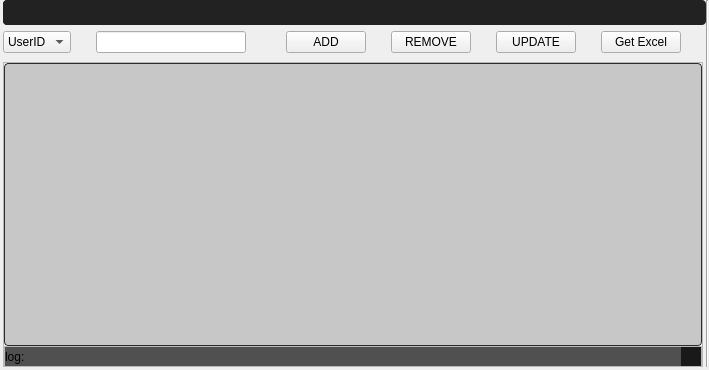
ArhamshareKrushil/ScanRisk, file Resources/UI/Limit.ui: the form before one commit.
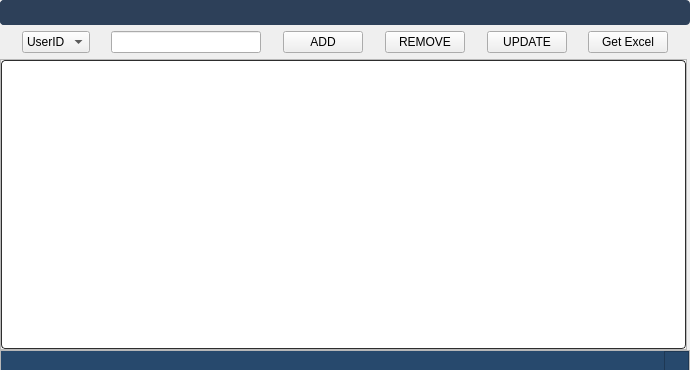
The form after the commit. Icons and pictures are not drawn.

```diff
--- a/Resources/UI/Limit.ui
+++ b/Resources/UI/Limit.ui
@@ -6,7 +6,7 @@
    <rect>
     <x>0</x>
     <y>0</y>
-    <width>709</width>
+    <width>690</width>
     <height>370</height>
    </rect>
   </property>
@@ -33,7 +33,7 @@
     <property name="spacing">
      <number>0</number>
     </property>
-    <item row="2" column="2">
+    <item row="2" column="1">
      <widget class="QFrame" name="mainFrame">
       <property name="sizePolicy">
        <sizepolicy hsizetype="Expanding" vsizetype="Expanding">
@@ -145,7 +145,7 @@
 QListView,
 QTableView,
 QColumnView {
-  background-color: #c7c7c7;
+  background-color: #FFFFFF;
   border: 1px solid #2d2d2d;
   color: #000000;
   gridline-color: #2d2d2d;
@@ -156,7 +156,7 @@
 QListView:disabled,
 QTableView:disabled,
 QColumnView:disabled {
-  background-color: #c7c7c7;
+  background-color: #FFFFFF;
   color: #000000;
 }
 
@@ -164,7 +164,7 @@
 QListView:selected,
 QTableView:selected,
 QColumnView:selected {
-  background-color: #c7c7c7;
+  background-color: #FFFFFF;
   color: #000000;
 }
 
@@ -229,99 +229,37 @@
          </attribute>
         </widget>
        </item>
-       <item row="1" column="0">
-        <widget class="QFrame" name="StatusBar">
-         <property name="minimumSize">
-          <size>
-           <width>0</width>
-           <height>20</height>
-          </size>
-         </property>
-         <property name="maximumSize">
-          <size>
-           <width>16777215</width>
-           <height>20</height>
-          </size>
-         </property>
-         <property name="frameShape">
-          <enum>QFrame::StyledPanel</enum>
-         </property>
-         <property name="frameShadow">
-          <enum>QFrame::Raised</enum>
-         </property>
-         <layout class="QGridLayout" name="gridLayout_7">
-          <property name="leftMargin">
-           <number>0</number>
-          </property>
-          <property name="topMargin">
-           <number>0</number>
-          </property>
-          <property name="rightMargin">
-           <number>0</number>
-          </property>
-          <property name="bottomMargin">
-           <number>0</number>
-          </property>
-          <property name="spacing">
-           <number>0</number>
-          </property>
-          <item row="0" column="0">
-           <widget class="QLabel" name="label">
-            <property name="minimumSize">
-             <size>
-              <width>0</width>
-              <height>20</height>
-             </size>
-            </property>
-            <property name="styleSheet">
-             <string notr="true">background-color: rgb(80, 80, 80);
-  border-radius: 0
-px;</string>
-            </property>
-            <property name="text">
-             <string>log:</string>
-            </property>
-            <property name="wordWrap">
-             <bool>true</bool>
-            </property>
-           </widget>
-          </item>
-          <item row="0" column="1">
-           <widget class="QFrame" name="gripFolio">
-            <property name="minimumSize">
-             <size>
-              <width>0</width>
-              <height>20</height>
-             </size>
-            </property>
-            <property name="maximumSize">
-             <size>
-              <width>20</width>
-              <height>20</height>
-             </size>
-            </property>
-            <property name="styleSheet">
-             <string notr="true">background-color: rgb(25,25,25);
-  border-radius: 0px;</string>
-            </property>
-            <property name="frameShape">
-             <enum>QFrame::StyledPanel</enum>
-            </property>
-            <property name="frameShadow">
-             <enum>QFrame::Raised</enum>
-            </property>
-            <property name="lineWidth">
-             <number>0</number>
-            </property>
-           </widget>
-          </item>
-         </layout>
-        </widget>
-       </item>
       </layout>
      </widget>
     </item>
-    <item row="0" column="1" colspan="3">
+    <item row="3" column="0">
+     <widget class="Line" name="line_18">
+      <property name="orientation">
+       <enum>Qt::Horizontal</enum>
+      </property>
+     </widget>
+    </item>
+    <item row="2" column="2">
+     <widget class="Line" name="line_3">
+      <property name="styleSheet">
+       <string notr="true">background-color: transparent;</string>
+      </property>
+      <property name="orientation">
+       <enum>Qt::Vertical</enum>
+      </property>
+     </widget>
+    </item>
+    <item row="1" column="1">
+     <widget class="Line" name="line_2">
+      <property name="styleSheet">
+       <string notr="true">background-color: transparent;</string>
+      </property>
+      <property name="orientation">
+       <enum>Qt::Horizontal</enum>
+      </property>
+     </widget>
+    </item>
+    <item row="0" column="0" rowspan="2" colspan="3">
      <widget class="QWidget" name="indexBar" native="true">
       <property name="sizePolicy">
        <sizepolicy hsizetype="Preferred" vsizetype="Minimum">
@@ -336,149 +274,7 @@
        </size>
       </property>
       <property name="styleSheet">
-       <string notr="true">QTreeView:branch:selected, QTreeView:branch:hover {
-  background: url(&quot;:/qss_icons/rc/transparent.png&quot;);
-}
-
-QTreeView:branch:has-siblings:!adjoins-item {
-  border-image: url(&quot;:/qss_icons/rc/branch_line.png&quot;) 0;
-}
-
-QTreeView:branch:has-siblings:adjoins-item {
-  border-image: url(&quot;:/qss_icons/rc/branch_more.png&quot;) 0;
-}
-
-QTreeView:branch:!has-children:!has-siblings:adjoins-item {
-  border-image: url(&quot;:/qss_icons/rc/branch_end.png&quot;) 0;
-}
-
-QTreeView:branch:has-children:!has-siblings:closed, QTreeView:branch:closed:has-children:has-siblings {
-  border-image: none;
-  image: url(&quot;:/qss_icons/rc/branch_closed.png&quot;);
-}
-
-QTreeView:branch:open:has-children:!has-siblings, QTreeView:branch:open:has-children:has-siblings {
-  border-image: none;
-  image: url(&quot;:/qss_icons/rc/branch_open.png&quot;);
-}
-
-QTreeView:branch:has-children:!has-siblings:closed:hover, QTreeView:branch:closed:has-children:has-siblings:hover {
-  image: url(&quot;:/qss_icons/rc/branch_closed_focus.png&quot;);
-}
-
-QTreeView:branch:open:has-children:!has-siblings:hover, QTreeView:branch:open:has-children:has-siblings:hover {
-  image: url(&quot;:/qss_icons/rc/branch_open_focus.png&quot;);
-}
-
-QTreeView::indicator:checked,
-QListView::indicator:checked {
-  image: url(&quot;:/qss_icons/rc/checkbox_checked.png&quot;);
-}
-
-QTreeView::indicator:checked:hover, QTreeView::indicator:checked:focus, QTreeView::indicator:checked:pressed,
-QListView::indicator:checked:hover,
-QListView::indicator:checked:focus,
-QListView::indicator:checked:pressed {
-  image: url(&quot;:/qss_icons/rc/checkbox_checked_focus.png&quot;);
-}
-
-QTreeView::indicator:unchecked,
-QListView::indicator:unchecked {
-  image: url(&quot;:/qss_icons/rc/checkbox_unchecked.png&quot;);
-}
-
-QTreeView::indicator:unchecked:hover, QTreeView::indicator:unchecked:focus, QTreeView::indicator:unchecked:pressed,
-QListView::indicator:unchecked:hover,
-QListView::indicator:unchecked:focus,
-QListView::indicator:unchecked:pressed {
-  image: url(&quot;:/qss_icons/rc/checkbox_unchecked_focus.png&quot;);
-}
-
-QTreeView::indicator:indeterminate,
-QListView::indicator:indeterminate {
-  image: url(&quot;:/qss_icons/rc/checkbox_indeterminate.png&quot;);
-}
-
-QTreeView::indicator:indeterminate:hover, QTreeView::indicator:indeterminate:focus, QTreeView::indicator:indeterminate:pressed,
-QListView::indicator:indeterminate:hover,
-QListView::indicator:indeterminate:focus,
-QListView::indicator:indeterminate:pressed {
-  image: url(&quot;:/qss_icons/rc/checkbox_indeterminate_focus.png&quot;);
-}
-
-QTreeView,
-QListView,
-QTableView,
-QColumnView {
-  background-color: #ffffff;
-  border: 1px solid #2d2d2d;
-  color: #F0F0F0;
-  gridline-color: #2d2d2d;
-  border-radius: 4px;
-}
-
-QTreeView:disabled,
-QListView:disabled,
-QTableView:disabled,
-QColumnView:disabled {
-  background-color: #1e1e1e;
-  color: #787878;
-}
-
-QTreeView:selected,
-QListView:selected,
-QTableView:selected,
-QColumnView:selected {
-  background-color: #ffffff;
-  color: #2d2d2d;
-}
-
-QTreeView:hover,
-QListView:hover,
-QTableView:hover,
-QColumnView:hover {
-  background-color: #ffffff;
-  border: 1px solid #148CD2;
-}
-
-QTreeView::item:pressed,
-QListView::item:pressed,
-QTableView::item:pressed,
-QColumnView::item:pressed {
-  background-color: #ffffff;
-}
-
-QTreeView::item:selected:hover,
-QListView::item:selected:hover,
-QTableView::item:selected:hover,
-QColumnView::item:selected:hover {
-  background: #ffffff;
-  color: #282828;
-}
-
-QTreeView::item:selected:active,
-QListView::item:selected:active,
-QTableView::item:selected:active,
-QColumnView::item:selected:active {
-background-color: palette(highlight);
- color: palette(highlightedText);
-}
-
-QTreeView::item:!selected:hover,
-QListView::item:!selected:hover,
-QTableView::item:!selected:hover,
-QColumnView::item:!selected:hover {
-  outline: 0;
-  color: #148CD2;
-  background-color: #2d2d2d;
-}
-
-QTableCornerButton::section {
-  background-color: #282828;
-  border: 1px transparent #2d2d2d;
-  border-radius: 0px;
-}
-</string>
+       <string notr="true"/>
       </property>
       <layout class="QGridLayout" name="gridLayout_2">
        <property name="leftMargin">
@@ -499,7 +295,201 @@
        <property name="verticalSpacing">
         <number>6</number>
        </property>
-       <item row="0" column="0" colspan="12">
+       <item row="1" column="6">
+        <widget class="Line" name="line_7">
+         <property name="minimumSize">
+          <size>
+           <width>10</width>
+           <height>0</height>
+          </size>
+         </property>
+         <property name="maximumSize">
+          <size>
+           <width>25</width>
+           <height>16777215</height>
+          </size>
+         </property>
+         <property name="styleSheet">
+          <string notr="true">background-color: transparent;</string>
+         </property>
+         <property name="orientation">
+          <enum>Qt::Horizontal</enum>
+         </property>
+        </widget>
+       </item>
+       <item row="1" column="0">
+        <widget class="Line" name="line_12">
+         <property name="minimumSize">
+          <size>
+           <width>10</width>
+           <height>0</height>
+          </size>
+         </property>
+         <property name="maximumSize">
+          <size>
+           <width>25</width>
+           <height>16777215</height>
+          </size>
+         </property>
+         <property name="styleSheet">
+          <string notr="true">background-color: transparent;</string>
+         </property>
+         <property name="orientation">
+          <enum>Qt::Horizontal</enum>
+         </property>
+        </widget>
+       </item>
+       <item row="1" column="12">
+        <widget class="Line" name="line_9">
+         <property name="minimumSize">
+          <size>
+           <width>10</width>
+           <height>0</height>
+          </size>
+         </property>
+         <property name="maximumSize">
+          <size>
+           <width>25</width>
+           <height>16777215</height>
+          </size>
+         </property>
+         <property name="styleSheet">
+          <string notr="true">background-color: transparent;</string>
+         </property>
+         <property name="orientation">
+          <enum>Qt::Horizontal</enum>
+         </property>
+        </widget>
+       </item>
+       <item row="1" column="9">
+        <widget class="QPushButton" name="pbUpdate">
+         <property name="text">
+          <string>UPDATE</string>
+         </property>
+        </widget>
+       </item>
+       <item row="1" column="7">
+        <widget class="QPushButton" name="pbRemove">
+         <property name="text">
+          <string>REMOVE</string>
+         </property>
+        </widget>
+       </item>
+       <item row="1" column="1">
+        <widget class="QComboBox" name="cbHeads">
+         <item>
+          <property name="text">
+           <string>UserID</string>
+          </property>
+         </item>
+         <item>
+          <property name="text">
+           <string>Limit</string>
+          </property>
+         </item>
+        </widget>
+       </item>
+       <item row="1" column="11">
+        <widget class="QPushButton" name="pbGetExcel">
+         <property name="maximumSize">
+          <size>
+           <width>200</width>
+           <height>16777215</height>
+          </size>
+         </property>
+         <property name="text">
+          <string>Get Excel</string>
+         </property>
+        </widget>
+       </item>
+       <item row="1" column="8">
+        <widget class="Line" name="line_11">
+         <property name="minimumSize">
+          <size>
+           <width>10</width>
+           <height>0</height>
+          </size>
+         </property>
+         <property name="maximumSize">
+          <size>
+           <width>25</width>
+           <height>16777215</height>
+          </size>
+         </property>
+         <property name="styleSheet">
+          <string notr="true">background-color: transparent;</string>
+         </property>
+         <property name="orientation">
+          <enum>Qt::Horizontal</enum>
+         </property>
+        </widget>
+       </item>
+       <item row="1" column="10">
+        <widget class="Line" name="line_13">
+         <property name="minimumSize">
+          <size>
+           <width>10</width>
+           <height>0</height>
+          </size>
+         </property>
+         <property name="maximumSize">
+          <size>
+           <width>25</width>
+           <height>16777215</height>
+          </size>
+         </property>
+         <property name="styleSheet">
+          <string notr="true">background-color:transparent</string>
+         </property>
+         <property name="orientation">
+          <enum>Qt::Horizontal</enum>
+         </property>
+        </widget>
+       </item>
+       <item row="1" column="3">
+        <widget class="QLineEdit" name="le_text">
+         <property name="maximumSize">
+          <size>
+           <width>150</width>
+           <height>16777215</height>
+          </size>
+         </property>
+        </widget>
+       </item>
+       <item row="1" column="2">
+        <widget class="Line" name="line_10">
+         <property name="minimumSize">
+          <size>
+           <width>10</width>
+           <height>0</height>
+          </size>
+         </property>
+         <property name="styleSheet">
+          <string notr="true">background-color:transparent</string>
+         </property>
+         <property name="orientation">
+          <enum>Qt::Horizontal</enum>
+         </property>
+        </widget>
+       </item>
+       <item row="1" column="5">
+        <widget class="QPushButton" name="pbAdd">
+         <property name="text">
+          <string>ADD</string>
+         </property>
+        </widget>
+       </item>
+       <item row="1" column="4">
+        <widget class="Line" name="line">
+         <property name="styleSheet">
+          <string notr="true">background-color: transparent;</string>
+         </property>
+         <property name="orientation">
+          <enum>Qt::Horizontal</enum>
+         </property>
+        </widget>
+       </item>
+       <item row="0" column="0" colspan="13">
         <widget class="QFrame" name="headerFrame">
          <property name="sizePolicy">
           <sizepolicy hsizetype="Expanding" vsizetype="Maximum">
@@ -514,9 +504,18 @@
           </size>
          </property>
          <property name="styleSheet">
-          <string notr="true">/* (dot) .QFrame  fix #141, #126, #123 */
+          <string notr="true">/* QFrame -----------------------------------------------------------------
+
+https://doc.qt.io/qt-5/stylesheet-examples.html#customizing-qframe
+https://doc.qt.io/qt-5/qframe.html#-prop
+https://doc.qt.io/qt-5/qframe.html#details
+https://stackoverflow.com/questions/14581498/qt-stylesheet-for-hline-vline-color
+
+--------------------------------------------------------------------------- */
+/* (dot) .QFrame  fix #141, #126, #123 */
 .QFrame {
-background-color: #222222;
+  background-color: #2D4059;
+
   border-radius: 4px;
   border: 0px solid transparent;
 
@@ -542,6 +541,7 @@
   background-color: #2d2d2d;
 }
 
+
 </string>
          </property>
          <property name="frameShape">
@@ -611,29 +611,19 @@
              <property name="bottomMargin">
               <number>0</number>
              </property>
-             <item alignment="Qt::AlignTop">
+             <item>
               <widget class="QPushButton" name="bt_min_3">
-               <property name="sizePolicy">
-                <sizepolicy hsizetype="Expanding" vsizetype="Expanding">
-                 <horstretch>0</horstretch>
-                 <verstretch>0</verstretch>
-                </sizepolicy>
-               </property>
                <property name="minimumSize">
                 <size>
-                 <width>35</width>
-                 <height>25</height>
-                </size>
-               </property>
-               <property name="maximumSize">
-                <size>
-                 <width>35</width>
+                 <width>25</width>
                  <height>25</height>
                 </size>
                </property>
                <property name="styleSheet">
                 <string notr="true">QPushButton {
   background-color: transparent;
+border-radius: 10px;
+
   border: 1px solid transparent;
 
 }
@@ -651,35 +641,25 @@
                </property>
                <property name="iconSize">
                 <size>
-                 <width>15</width>
-                 <height>15</height>
+                 <width>20</width>
+                 <height>20</height>
                 </size>
                </property>
               </widget>
              </item>
-             <item alignment="Qt::AlignRight|Qt::AlignTop">
+             <item>
               <widget class="QPushButton" name="bt_close_3">
-               <property name="sizePolicy">
-                <sizepolicy hsizetype="Maximum" vsizetype="Maximum">
-                 <horstretch>0</horstretch>
-                 <verstretch>0</verstretch>
-                </sizepolicy>
-               </property>
                <property name="minimumSize">
                 <size>
-                 <width>35</width>
-                 <height>25</height>
-                </size>
-               </property>
-               <property name="maximumSize">
-                <size>
-                 <width>35</width>
+                 <width>0</width>
                  <height>25</height>
                 </size>
                </property>
                <property name="styleSheet">
                 <string notr="true">QPushButton {
   background-color: transparent;
+border-radius: 10px;
+
   border: 1px solid transparent;
 
 }
@@ -697,8 +677,8 @@
                </property>
                <property name="iconSize">
                 <size>
-                 <width>15</width>
-                 <height>15</height>
+                 <width>20</width>
+                 <height>20</height>
                 </size>
                </property>
               </widget>
@@ -737,237 +717,105 @@
          </layout>
         </widget>
        </item>
-       <item row="1" column="0">
-        <widget class="QComboBox" name="cbHeads">
-         <item>
-          <property name="text">
-           <string>UserID</string>
-          </property>
-         </item>
-         <item>
-          <property name="text">
-           <string>Limit</string>
-          </property>
-         </item>
-        </widget>
-       </item>
-       <item row="1" column="1">
-        <widget class="Line" name="line_12">
+      </layout>
+     </widget>
+    </item>
+    <item row="3" column="1" colspan="2">
+     <widget class="QFrame" name="StatusBar">
+      <property name="minimumSize">
+       <size>
+        <width>0</width>
+        <height>20</height>
+       </size>
+      </property>
+      <property name="maximumSize">
+       <size>
+        <width>16777215</width>
+        <height>20</height>
+       </size>
+      </property>
+      <property name="frameShape">
+       <enum>QFrame::StyledPanel</enum>
+      </property>
+      <property name="frameShadow">
+       <enum>QFrame::Raised</enum>
+      </property>
+      <layout class="QGridLayout" name="gridLayout_7">
+       <property name="leftMargin">
+        <number>0</number>
+       </property>
+       <property name="topMargin">
+        <number>0</number>
+       </property>
+       <property name="rightMargin">
+        <number>0</number>
+       </property>
+       <property name="bottomMargin">
+        <number>0</number>
+       </property>
+       <property name="spacing">
+        <number>0</number>
+       </property>
+       <item row="0" column="0">
+        <widget class="QLabel" name="label">
          <property name="minimumSize">
           <size>
-           <width>10</width>
-           <height>0</height>
+           <width>0</width>
+           <height>20</height>
           </size>
          </property>
          <property name="maximumSize">
           <size>
-           <width>25</width>
-           <height>16777215</height>
+           <width>16777215</width>
+           <height>20</height>
           </size>
          </property>
          <property name="styleSheet">
-          <string notr="true">background-color: transparent;</string>
+          <string notr="true">background-color:#27496D;
+  border-radius: 0
+px;</string>
          </property>
-         <property name="orientation">
-          <enum>Qt::Horizontal</enum>
-         </property>
-        </widget>
-       </item>
-       <item row="1" column="2">
-        <widget class="QLineEdit" name="le_text">
-         <property name="maximumSize">
-          <size>
-           <width>150</width>
-           <height>16777215</height>
-          </size>
-         </property>
-        </widget>
-       </item>
-       <item row="1" column="3">
-        <widget class="Line" name="line_10">
-         <property name="minimumSize">
-          <size>
-           <width>10</width>
-           <height>0</height>
-          </size>
-         </property>
-         <property name="styleSheet">
-          <string notr="true">background-color:transparent</string>
-         </property>
-         <property name="orientation">
-          <enum>Qt::Horizontal</enum>
-         </property>
-        </widget>
-       </item>
-       <item row="1" column="4">
-        <widget class="QPushButton" name="pbAdd">
          <property name="text">
-          <string>ADD</string>
+          <string/>
          </property>
-        </widget>
-       </item>
-       <item row="1" column="5">
-        <widget class="Line" name="line_7">
-         <property name="minimumSize">
-          <size>
-           <width>10</width>
-           <height>0</height>
-          </size>
+         <property name="wordWrap">
+          <bool>true</bool>
          </property>
-         <property name="maximumSize">
-          <size>
-           <width>25</width>
-           <height>16777215</height>
-          </size>
-         </property>
-         <property name="styleSheet">
-          <string notr="true">background-color: transparent;</string>
-         </property>
-         <property name="orientation">
-          <enum>Qt::Horizontal</enum>
-         </property>
         </widget>
        </item>
-       <item row="1" column="6">
-        <widget class="QPushButton" name="pbRemove">
-         <property name="text">
-          <string>REMOVE</string>
-         </property>
-        </widget>
-       </item>
-       <item row="1" column="7">
-        <widget class="Line" name="line_11">
+       <item row="0" column="1">
+        <widget class="QFrame" name="gripFolio">
          <property name="minimumSize">
           <size>
-           <width>10</width>
-           <height>0</height>
+           <width>0</width>
+           <height>20</height>
           </size>
          </property>
          <property name="maximumSize">
           <size>
            <width>25</width>
-           <height>16777215</height>
+           <height>20</height>
           </size>
          </property>
          <property name="styleSheet">
-          <string notr="true">background-color: transparent;</string>
+          <string notr="true">background-color:#27496D;
+  border-radius: 0
+px;</string>
          </property>
-         <property name="orientation">
-          <enum>Qt::Horizontal</enum>
+         <property name="frameShape">
+          <enum>QFrame::StyledPanel</enum>
          </property>
-        </widget>
-       </item>
-       <item row="1" column="8">
-        <widget class="QPushButton" name="pbUpdate">
-         <property name="text">
-          <string>UPDATE</string>
+         <property name="frameShadow">
+          <enum>QFrame::Raised</enum>
          </property>
-        </widget>
-       </item>
-       <item row="1" column="9">
-        <widget class="Line" name="line_13">
-         <property name="minimumSize">
-          <size>
-           <width>10</width>
-           <height>0</height>
-          </size>
+         <property name="lineWidth">
+          <number>0</number>
          </property>
-         <property name="maximumSize">
-          <size>
-           <width>25</width>
-           <height>16777215</height>
-          </size>
-         </property>
-         <property name="styleSheet">
-          <string notr="true">background-color:transparent</string>
-         </property>
-         <property name="orientation">
-          <enum>Qt::Horizontal</enum>
-         </property>
         </widget>
        </item>
-       <item row="1" column="10">
-        <widget class="QPushButton" name="pbGetExcel">
-         <property name="maximumSize">
-          <size>
-           <width>200</width>
-           <height>16777215</height>
-          </size>
-         </property>
-         <property name="text">
-          <string>Get Excel</string>
-         </property>
-        </widget>
-       </item>
-       <item row="1" column="11">
-        <widget class="Line" name="line_9">
-         <property name="minimumSize">
-          <size>
-           <width>10</width>
-           <height>0</height>
-          </size>
-         </property>
-         <property name="maximumSize">
-          <size>
-           <width>25</width>
-           <height>16777215</height>
-          </size>
-         </property>
-         <property name="styleSheet">
-          <string notr="true">background-color: transparent;</string>
-         </property>
-         <property name="orientation">
-          <enum>Qt::Horizontal</enum>
-         </property>
-        </widget>
-       </item>
       </layout>
      </widget>
     </item>
-    <item row="3" column="1">
-     <widget class="Line" name="line_18">
-      <property name="orientation">
-       <enum>Qt::Horizontal</enum>
-      </property>
-     </widget>
-    </item>
-    <item row="2" column="0">
-     <widget class="Line" name="line">
-      <property name="styleSheet">
-       <string notr="true">background-color: transparent;</string>
-      </property>
-      <property name="orientation">
-       <enum>Qt::Vertical</enum>
-      </property>
-     </widget>
-    </item>
-    <item row="2" column="3">
-     <widget class="Line" name="line_3">
-      <property name="styleSheet">
-       <string notr="true">background-color: transparent;</string>
-      </property>
-      <property name="orientation">
-       <enum>Qt::Vertical</enum>
-      </property>
-     </widget>
-    </item>
-    <item row="0" column="4" rowspan="3">
-     <widget class="Line" name="line_17">
-      <property name="orientation">
-       <enum>Qt::Vertical</enum>
-      </property>
-     </widget>
-    </item>
-    <item row="1" column="2">
-     <widget class="Line" name="line_2">
-      <property name="styleSheet">
-       <string notr="true">background-color: transparent;</string>
-      </property>
-      <property name="orientation">
-       <enum>Qt::Horizontal</enum>
-      </property>
-     </widget>
-    </item>
    </layout>
   </widget>
  </widget>
```
Left out of the diff: 30 changed lines with no effect on the pictures.
